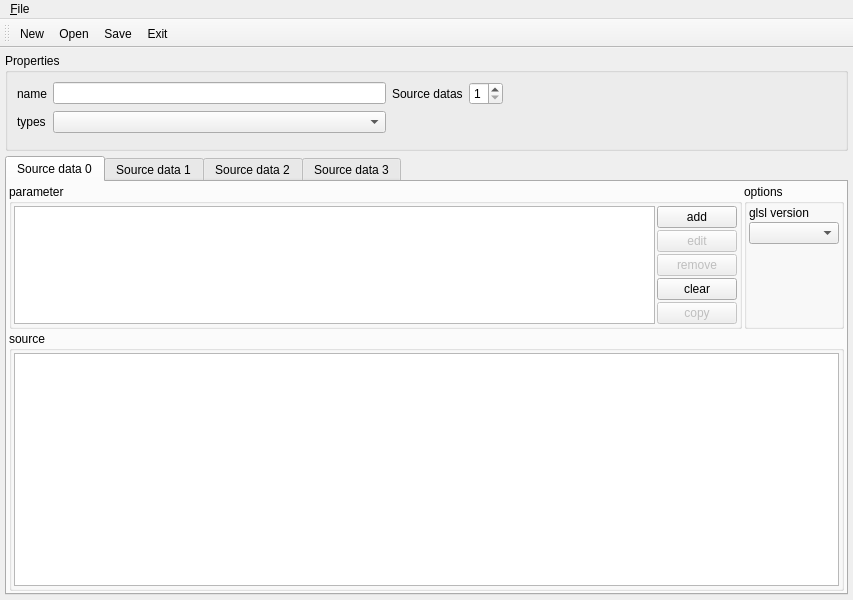
Before: the Qt Designer form shader_source_editor/main.ui in xaphier/Eternal-Lands, drawn with Qt 5.
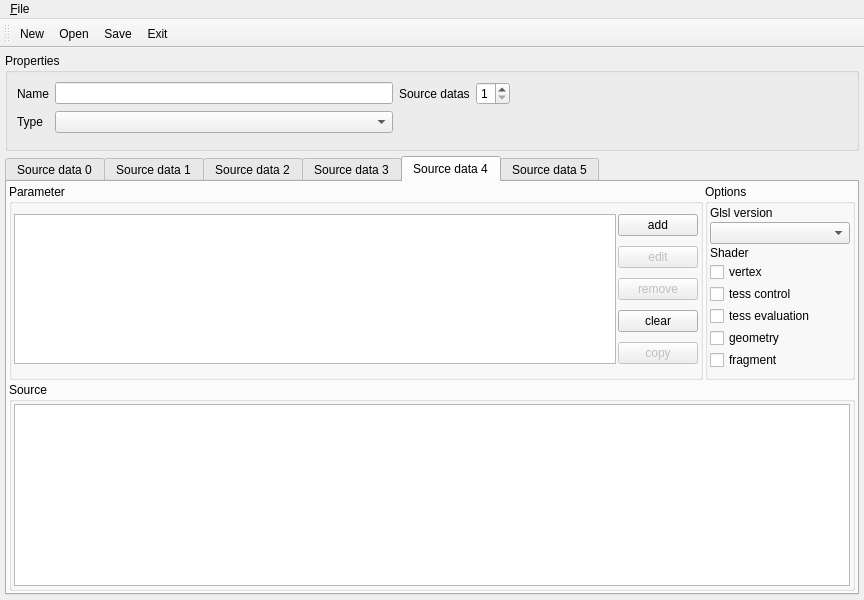
After: the same form once the commit is applied. The open tabs and pages were chosen to show the change. Icons and pictures are not drawn.

Commit message: * Added sRGB option for textures to load. Is used for all formats beside dds with DirectX 10 header.  * Added sRGB option for textures in materials.  * Added linear lighting.  * Added memory swizzle (can convert RGBA4 to ARGB4 or ABGR4 as example).  * Added more logging and error catching.  * Fixed bug for terrain textures with extra data.  * Fixed screen shot function.

Patch:
```diff
--- a/shader_source_editor/main.ui
+++ b/shader_source_editor/main.ui
@@ -6,7 +6,7 @@
    <rect>
     <x>0</x>
     <y>0</y>
-    <width>853</width>
+    <width>864</width>
     <height>600</height>
    </rect>
   </property>
@@ -30,7 +30,7 @@
        <item row="0" column="0">
         <widget class="QLabel" name="label">
          <property name="text">
-          <string>name</string>
+          <string>Name</string>
          </property>
         </widget>
        </item>
@@ -50,7 +50,7 @@
           <number>1</number>
          </property>
          <property name="maximum">
-          <number>4</number>
+          <number>6</number>
          </property>
         </widget>
        </item>
@@ -73,7 +73,7 @@
        <item row="1" column="0">
         <widget class="QLabel" name="label_2">
          <property name="text">
-          <string>types</string>
+          <string>Type</string>
          </property>
         </widget>
        </item>
@@ -102,7 +102,7 @@
         <item row="0" column="0">
          <widget class="QGroupBox" name="groupBox_14">
           <property name="title">
-           <string>parameter</string>
+           <string>Parameter</string>
           </property>
           <layout class="QGridLayout" name="gridLayout_6">
            <property name="margin">
@@ -174,18 +174,18 @@
          <widget class="QGroupBox" name="groupBox_15">
           <property name="minimumSize">
            <size>
-            <width>100</width>
+            <width>150</width>
             <height>0</height>
            </size>
           </property>
           <property name="maximumSize">
            <size>
-            <width>100</width>
+            <width>150</width>
             <height>16777215</height>
            </size>
           </property>
           <property name="title">
-           <string>options</string>
+           <string>Options</string>
           </property>
           <layout class="QVBoxLayout" name="verticalLayout_5">
            <property name="spacing">
@@ -197,7 +197,7 @@
            <item>
             <widget class="QLabel" name="label_8">
              <property name="text">
-              <string>glsl version</string>
+              <string>Glsl version</string>
              </property>
             </widget>
            </item>
@@ -215,7 +215,7 @@
              <property name="sizeHint" stdset="0">
               <size>
                <width>0</width>
-               <height>80</height>
+               <height>5</height>
               </size>
              </property>
             </spacer>
@@ -226,7 +226,7 @@
         <item row="1" column="0" colspan="2">
          <widget class="QGroupBox" name="groupBox_10">
           <property name="title">
-           <string>source</string>
+           <string>Source</string>
           </property>
           <layout class="QHBoxLayout" name="horizontalLayout_5">
            <property name="spacing">
@@ -326,21 +326,21 @@
          </widget>
         </item>
         <item row="0" column="1">
-         <widget class="QGroupBox" name="groupBox_11">
+         <widget class="QGroupBox" name="groupBox_19">
           <property name="minimumSize">
            <size>
-            <width>100</width>
+            <width>150</width>
             <height>0</height>
            </size>
           </property>
           <property name="maximumSize">
            <size>
-            <width>100</width>
+            <width>150</width>
             <height>16777215</height>
            </size>
           </property>
           <property name="title">
-           <string>options</string>
+           <string>Options</string>
           </property>
           <layout class="QVBoxLayout" name="verticalLayout_4">
            <property name="spacing">
@@ -481,21 +481,21 @@
          </widget>
         </item>
         <item row="0" column="1">
-         <widget class="QGroupBox" name="groupBox_12">
+         <widget class="QGroupBox" name="groupBox_16">
           <property name="minimumSize">
            <size>
-            <width>100</width>
+            <width>150</width>
             <height>0</height>
            </size>
           </property>
           <property name="maximumSize">
            <size>
-            <width>100</width>
+            <width>150</width>
             <height>16777215</height>
            </size>
           </property>
           <property name="title">
-           <string>options</string>
+           <string>Options</string>
           </property>
           <layout class="QVBoxLayout" name="verticalLayout_3">
            <property name="spacing">
@@ -708,6 +708,400 @@
         </item>
        </layout>
       </widget>
+      <widget class="QWidget" name="source_data_4">
+       <attribute name="title">
+        <string>Source data 4</string>
+       </attribute>
+       <layout class="QGridLayout" name="gridLayout_11">
+        <property name="margin">
+         <number>2</number>
+        </property>
+        <property name="spacing">
+         <number>2</number>
+        </property>
+        <item row="0" column="0">
+         <widget class="QGroupBox" name="groupBox_11">
+          <property name="title">
+           <string>Parameter</string>
+          </property>
+          <layout class="QGridLayout" name="gridLayout_10">
+           <property name="margin">
+            <number>2</number>
+           </property>
+           <property name="spacing">
+            <number>2</number>
+           </property>
+           <item row="0" column="0" rowspan="5">
+            <widget class="QTreeWidget" name="parameters_4">
+             <attribute name="headerVisible">
+              <bool>false</bool>
+             </attribute>
+             <column>
+              <property name="text">
+               <string notr="true">1</string>
+              </property>
+             </column>
+            </widget>
+           </item>
+           <item row="0" column="1">
+            <widget class="QPushButton" name="add_4">
+             <property name="text">
+              <string>add</string>
+             </property>
+            </widget>
+           </item>
+           <item row="1" column="1">
+            <widget class="QPushButton" name="edit_4">
+             <property name="enabled">
+              <bool>false</bool>
+             </property>
+             <property name="text">
+              <string>edit</string>
+             </property>
+            </widget>
+           </item>
+           <item row="2" column="1">
+            <widget class="QPushButton" name="remove_4">
+             <property name="enabled">
+              <bool>false</bool>
+             </property>
+             <property name="text">
+              <string>remove</string>
+             </property>
+            </widget>
+           </item>
+           <item row="4" column="1">
+            <widget class="QPushButton" name="copy_4">
+             <property name="enabled">
+              <bool>false</bool>
+             </property>
+             <property name="text">
+              <string>copy</string>
+             </property>
+            </widget>
+           </item>
+           <item row="3" column="1">
+            <widget class="QPushButton" name="clear_4">
+             <property name="text">
+              <string>clear</string>
+             </property>
+            </widget>
+           </item>
+          </layout>
+         </widget>
+        </item>
+        <item row="0" column="1">
+         <widget class="QGroupBox" name="groupBox_17">
+          <property name="minimumSize">
+           <size>
+            <width>150</width>
+            <height>0</height>
+           </size>
+          </property>
+          <property name="maximumSize">
+           <size>
+            <width>150</width>
+            <height>16777215</height>
+           </size>
+          </property>
+          <property name="title">
+           <string>Options</string>
+          </property>
+          <layout class="QVBoxLayout" name="verticalLayout_6">
+           <property name="spacing">
+            <number>2</number>
+           </property>
+           <property name="margin">
+            <number>2</number>
+           </property>
+           <item>
+            <widget class="QLabel" name="label_10">
+             <property name="text">
+              <string>Glsl version</string>
+             </property>
+            </widget>
+           </item>
+           <item>
+            <widget class="QComboBox" name="glsl_version_4"/>
+           </item>
+           <item>
+            <widget class="QLabel" name="label_11">
+             <property name="text">
+              <string>Shader</string>
+             </property>
+            </widget>
+           </item>
+           <item>
+            <widget class="QCheckBox" name="vertex_4">
+             <property name="text">
+              <string>vertex</string>
+             </property>
+            </widget>
+           </item>
+           <item>
+            <widget class="QCheckBox" name="tess_control_4">
+             <property name="text">
+              <string>tess control</string>
+             </property>
+            </widget>
+           </item>
+           <item>
+            <widget class="QCheckBox" name="tess_evaluation_4">
+             <property name="text">
+              <string>tess evaluation</string>
+             </property>
+            </widget>
+           </item>
+           <item>
+            <widget class="QCheckBox" name="geometry_4">
+             <property name="text">
+              <string>geometry</string>
+             </property>
+            </widget>
+           </item>
+           <item>
+            <widget class="QCheckBox" name="fragment_4">
+             <property name="text">
+              <string>fragment</string>
+             </property>
+            </widget>
+           </item>
+           <item>
+            <spacer name="verticalSpacer_5">
+             <property name="orientation">
+              <enum>Qt::Vertical</enum>
+             </property>
+             <property name="sizeType">
+              <enum>QSizePolicy::Minimum</enum>
+             </property>
+             <property name="sizeHint" stdset="0">
+              <size>
+               <width>0</width>
+               <height>5</height>
+              </size>
+             </property>
+            </spacer>
+           </item>
+          </layout>
+         </widget>
+        </item>
+        <item row="1" column="0" colspan="2">
+         <widget class="QGroupBox" name="groupBox_12">
+          <property name="title">
+           <string>Source</string>
+          </property>
+          <layout class="QHBoxLayout" name="horizontalLayout_6">
+           <property name="spacing">
+            <number>2</number>
+           </property>
+           <property name="margin">
+            <number>2</number>
+           </property>
+           <item>
+            <widget class="QPlainTextEdit" name="source_4"/>
+           </item>
+          </layout>
+         </widget>
+        </item>
+       </layout>
+      </widget>
+      <widget class="QWidget" name="source_data_5">
+       <attribute name="title">
+        <string>Source data 5</string>
+       </attribute>
+       <layout class="QGridLayout" name="gridLayout_13">
+        <property name="margin">
+         <number>2</number>
+        </property>
+        <property name="spacing">
+         <number>2</number>
+        </property>
+        <item row="0" column="0">
+         <widget class="QGroupBox" name="groupBox_20">
+          <property name="title">
+           <string>Parameter</string>
+          </property>
+          <layout class="QGridLayout" name="gridLayout_12">
+           <property name="margin">
+            <number>2</number>
+           </property>
+           <property name="spacing">
+            <number>2</number>
+           </property>
+           <item row="0" column="0" rowspan="5">
+            <widget class="QTreeWidget" name="parameters_5">
+             <attribute name="headerVisible">
+              <bool>false</bool>
+             </attribute>
+             <column>
+              <property name="text">
+               <string notr="true">1</string>
+              </property>
+             </column>
+            </widget>
+           </item>
+           <item row="0" column="1">
+            <widget class="QPushButton" name="add_5">
+             <property name="text">
+              <string>add</string>
+             </property>
+            </widget>
+           </item>
+           <item row="1" column="1">
+            <widget class="QPushButton" name="edit_5">
+             <property name="enabled">
+              <bool>false</bool>
+             </property>
+             <property name="text">
+              <string>edit</string>
+             </property>
+            </widget>
+           </item>
+           <item row="2" column="1">
+            <widget class="QPushButton" name="remove_5">
+             <property name="enabled">
+              <bool>false</bool>
+             </property>
+             <property name="text">
+              <string>remove</string>
+             </property>
+            </widget>
+           </item>
+           <item row="4" column="1">
+            <widget class="QPushButton" name="copy_5">
+             <property name="enabled">
+              <bool>false</bool>
+             </property>
+             <property name="text">
+              <string>copy</string>
+             </property>
+            </widget>
+           </item>
+           <item row="3" column="1">
+            <widget class="QPushButton" name="clear_5">
+             <property name="text">
+              <string>clear</string>
+             </property>
+            </widget>
+           </item>
+          </layout>
+         </widget>
+        </item>
+        <item row="0" column="1">
+         <widget class="QGroupBox" name="groupBox_18">
+          <property name="minimumSize">
+           <size>
+            <width>150</width>
+            <height>0</height>
+           </size>
+          </property>
+          <property name="maximumSize">
+           <size>
+            <width>150</width>
+            <height>16777215</height>
+           </size>
+          </property>
+          <property name="title">
+           <string>Options</string>
+          </property>
+          <layout class="QVBoxLayout" name="verticalLayout_7">
+           <property name="spacing">
+            <number>2</number>
+           </property>
+           <property name="margin">
+            <number>2</number>
+           </property>
+           <item>
+            <widget class="QLabel" name="label_12">
+             <property name="text">
+              <string>Glsl version</string>
+             </property>
+            </widget>
+           </item>
+           <item>
+            <widget class="QComboBox" name="glsl_version_5"/>
+           </item>
+           <item>
+            <widget class="QLabel" name="label_13">
+             <property name="text">
+              <string>Shader</string>
+             </property>
+            </widget>
+           </item>
+           <item>
+            <widget class="QCheckBox" name="vertex_5">
+             <property name="text">
+              <string>vertex</string>
+             </property>
+            </widget>
+           </item>
+           <item>
+            <widget class="QCheckBox" name="tess_control_5">
+             <property name="text">
+              <string>tess control</string>
+             </property>
+            </widget>
+           </item>
+           <item>
+            <widget class="QCheckBox" name="tess_evaluation_5">
+             <property name="text">
+              <string>tess evaluation</string>
+             </property>
+            </widget>
+           </item>
+           <item>
+            <widget class="QCheckBox" name="geometry_5">
+             <property name="text">
+              <string>geometry</string>
+             </property>
+            </widget>
+           </item>
+           <item>
+            <widget class="QCheckBox" name="fragment_5">
+             <property name="text">
+              <string>fragment</string>
+             </property>
+            </widget>
+           </item>
+           <item>
+            <spacer name="verticalSpacer_6">
+             <property name="orientation">
+              <enum>Qt::Vertical</enum>
+             </property>
+             <property name="sizeType">
+              <enum>QSizePolicy::Minimum</enum>
+             </property>
+             <property name="sizeHint" stdset="0">
+              <size>
+               <width>0</width>
+               <height>5</height>
+              </size>
+             </property>
+            </spacer>
+           </item>
+          </layout>
+         </widget>
+        </item>
+        <item row="1" column="0" colspan="2">
+         <widget class="QGroupBox" name="groupBox_21">
+          <property name="title">
+           <string>Source</string>
+          </property>
+          <layout class="QHBoxLayout" name="horizontalLayout_7">
+           <property name="spacing">
+            <number>2</number>
+           </property>
+           <property name="margin">
+            <number>2</number>
+           </property>
+           <item>
+            <widget class="QPlainTextEdit" name="source_5"/>
+           </item>
+          </layout>
+         </widget>
+        </item>
+       </layout>
+      </widget>
      </widget>
     </item>
    </layout>
@@ -717,7 +1111,7 @@
     <rect>
      <x>0</x>
      <y>0</y>
-     <width>853</width>
+     <width>864</width>
      <height>24</height>
     </rect>
    </property>
```
Left out of the diff: 209 changed lines with no effect on the pictures. The commit also changes 48 other files.
